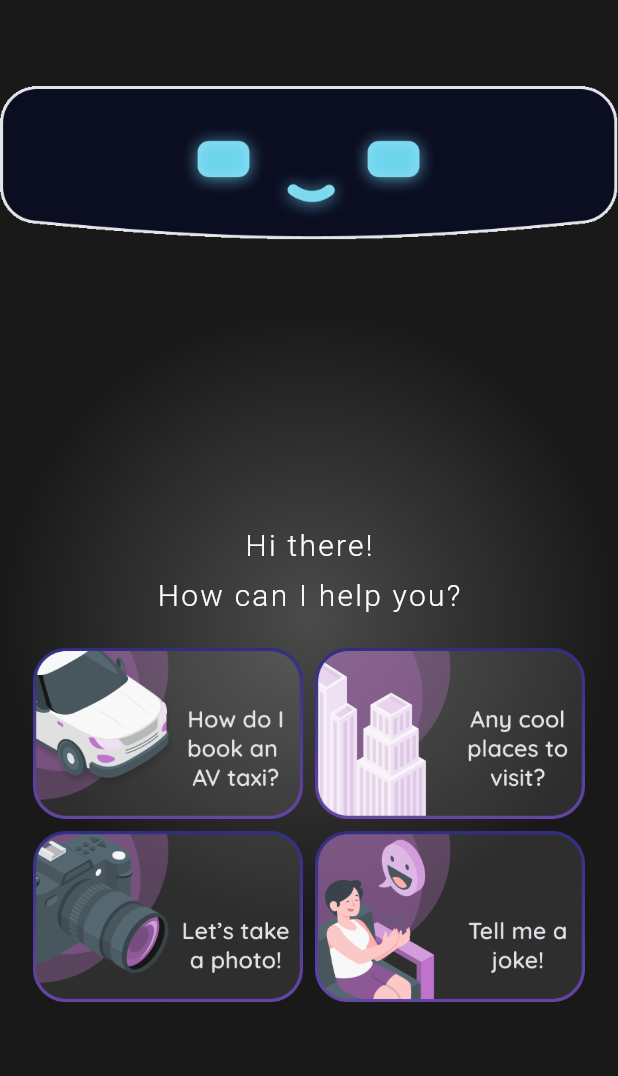
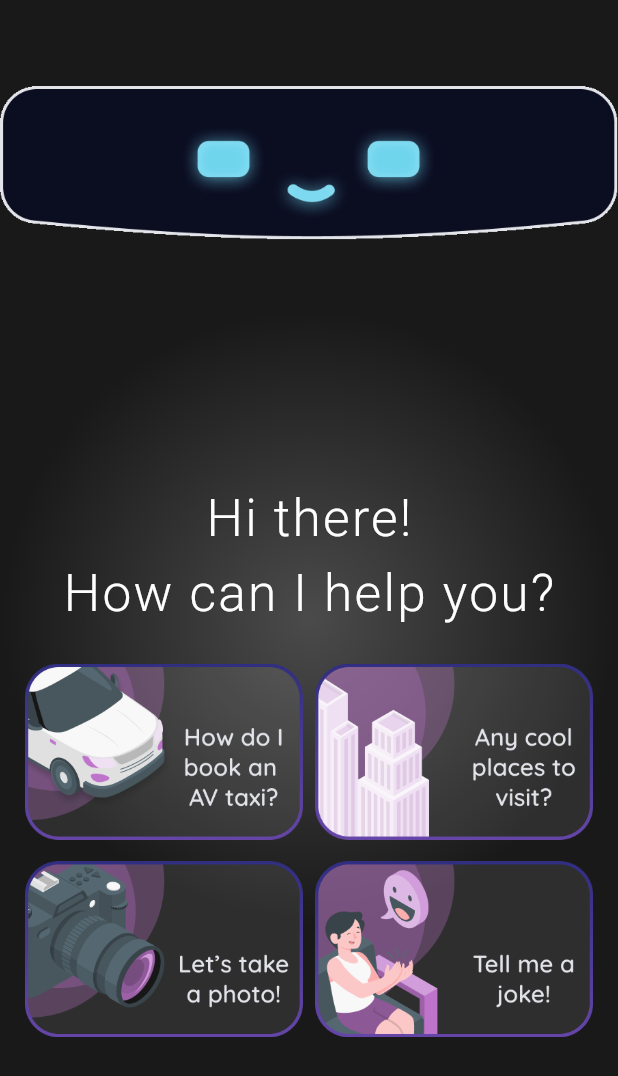
Before and after one commit to shirsho-12/vroom_vroom, a Flutter app: the HomeBody screen opened directly, on a phone screen of 412 x 824 dp. Shown: the top 1076 px of the screen. Run offline on Flutter 3.47's test engine with Material 2 defaults, Android fonts, the phone set to English and light mode, and no system bars; our stand-ins replace bloc, camera, circular_countdown_timer, equatable, flutter_bloc, google_sign_in; missing offline and left inert: googleapis.

Commit message:
UI display size fixes

```diff
--- a/lib/home/widgets/widgets.dart
+++ b/lib/home/widgets/widgets.dart
@@ -18,13 +18,15 @@ class HelpText extends StatelessWidget {
 
   @override
   Widget build(BuildContext context) {
+    double width = MediaQuery.of(context).size.width;
+    double textSize = width / 12;
     return Column(mainAxisAlignment: MainAxisAlignment.center, children: [
       RichText(
-        text: const TextSpan(
+        text: TextSpan(
           text: 'Hi there!',
           style: TextStyle(
             color: Colors.white,
-            fontSize: 20,
+            fontSize: textSize,
             fontWeight: FontWeight.w300,
             letterSpacing: 1.5,
           ),
@@ -32,11 +34,11 @@ class HelpText extends StatelessWidget {
       ),
       const SizedBox(height: 10),
       RichText(
-        text: const TextSpan(
+        text: TextSpan(
           text: 'How can I help you?',
           style: TextStyle(
             color: Colors.white,
-            fontSize: 20,
+            fontSize: textSize,
             fontWeight: FontWeight.w300,
             letterSpacing: 1.5,
           ),
@@ -51,6 +53,13 @@ class ButtonGrid extends StatelessWidget {
 
   @override
   Widget build(BuildContext context) {
+    double width = MediaQuery.of(context).size.width;
+    double height = MediaQuery.of(context).size.height;
+    // print('width: $width');
+    // print('height: $height');
+
+    double buttonWidth = width * 0.45;
+    double buttonHeight = height * 0.15;
     return Column(
       mainAxisAlignment: MainAxisAlignment.center,
       crossAxisAlignment: CrossAxisAlignment.center,
@@ -68,8 +77,8 @@ class ButtonGrid extends StatelessWidget {
                 padding: const EdgeInsets.all(4),
                 child: Image.asset(
                   'assets/images/book_av.png',
-                  width: 180,
-                  // height: 150,
+                  width: buttonWidth,
+                  height: buttonHeight,
                 ),
               ),
             ),
@@ -83,8 +92,8 @@ class ButtonGrid extends StatelessWidget {
                 padding: const EdgeInsets.all(4),
                 child: Image.asset(
                   'assets/images/visit_place.png',
-                  width: 180,
-                  // height: 80,
+                  width: buttonWidth,
+                  height: buttonHeight,
                 ),
               ),
             ),
@@ -103,8 +112,8 @@ class ButtonGrid extends StatelessWidget {
                 padding: const EdgeInsets.all(4),
                 child: Image.asset(
                   'assets/images/take_photo.png',
-                  width: 180,
-                  // height: 80,
+                  width: buttonWidth,
+                  height: buttonHeight,
                 ),
               ),
             ),
@@ -119,8 +128,8 @@ class ButtonGrid extends StatelessWidget {
                 padding: const EdgeInsets.all(4),
                 child: Image.asset(
                   'assets/images/tell_joke.png',
-                  width: 180,
-                  // height: 80,
+                  width: buttonWidth,
+                  height: buttonHeight,
                 ),
               ),
             ),
--- a/lib/nav/widgets/book_av.dart
+++ b/lib/nav/widgets/book_av.dart
@@ -8,6 +8,8 @@ class BookAVText extends StatelessWidget {
 
   @override
   Widget build(BuildContext context) {
+    double height = MediaQuery.of(context).size.height;
+    double extraPadding = height * 0.1;
     return Padding(
       padding: const EdgeInsets.all(8.0),
       child: Center(
@@ -15,6 +17,7 @@ class BookAVText extends StatelessWidget {
           mainAxisAlignment: MainAxisAlignment.center,
           crossAxisAlignment: CrossAxisAlignment.center,
           children: [
+            SizedBox(height: extraPadding),
             RichText(
               textAlign: TextAlign.center,
               text: const TextSpan(
--- a/lib/nav/widgets/photo_taken.dart
+++ b/lib/nav/widgets/photo_taken.dart
@@ -33,6 +33,7 @@ class _PhotoTakenScreenState extends State<PhotoTakenScreen> {
 
   @override
   Widget build(BuildContext context) {
+    double extraPadding = MediaQuery.of(context).size.height / 10;
     return Padding(
       padding: const EdgeInsets.all(8.0),
       child: Center(
@@ -40,10 +41,11 @@ class _PhotoTakenScreenState extends State<PhotoTakenScreen> {
           mainAxisAlignment: MainAxisAlignment.center,
           crossAxisAlignment: CrossAxisAlignment.center,
           children: [
+            SizedBox(height: extraPadding),
             RichText(
               textAlign: TextAlign.center,
               text: const TextSpan(
-                text: "Here’s your photo, scan\nthis QR code to save it!",
+                text: "Here’s your photo, scan this QR code to save it!",
                 style: TextStyle(
                   color: Colors.white,
                   fontSize: 30,
@@ -51,6 +53,7 @@ class _PhotoTakenScreenState extends State<PhotoTakenScreen> {
                   letterSpacing: 1.5,
                 ),
               ),
+              maxLines: 3,
             ),
             const SizedBox(height: 20),
             RichText(
--- a/lib/nav/widgets/place_selected.dart
+++ b/lib/nav/widgets/place_selected.dart
@@ -8,6 +8,8 @@ class PlaceSelectedScreen extends StatelessWidget {
 
   @override
   Widget build(BuildContext context) {
+    double height = MediaQuery.of(context).size.height;
+    double extraPadding = height * 0.1;
     return Padding(
       padding: const EdgeInsets.all(8.0),
       child: Center(
@@ -15,6 +17,7 @@ class PlaceSelectedScreen extends StatelessWidget {
           mainAxisAlignment: MainAxisAlignment.center,
           crossAxisAlignment: CrossAxisAlignment.center,
           children: [
+            SizedBox(height: extraPadding),
             RichText(
               textAlign: TextAlign.center,
               text: const TextSpan(
```
Also changed, not shown: lib/nav/widgets/attraction_main.dart (+20 -14 lines), lib/nav/widgets/camera_screen.dart (+4 -3 lines), 1 other file.
